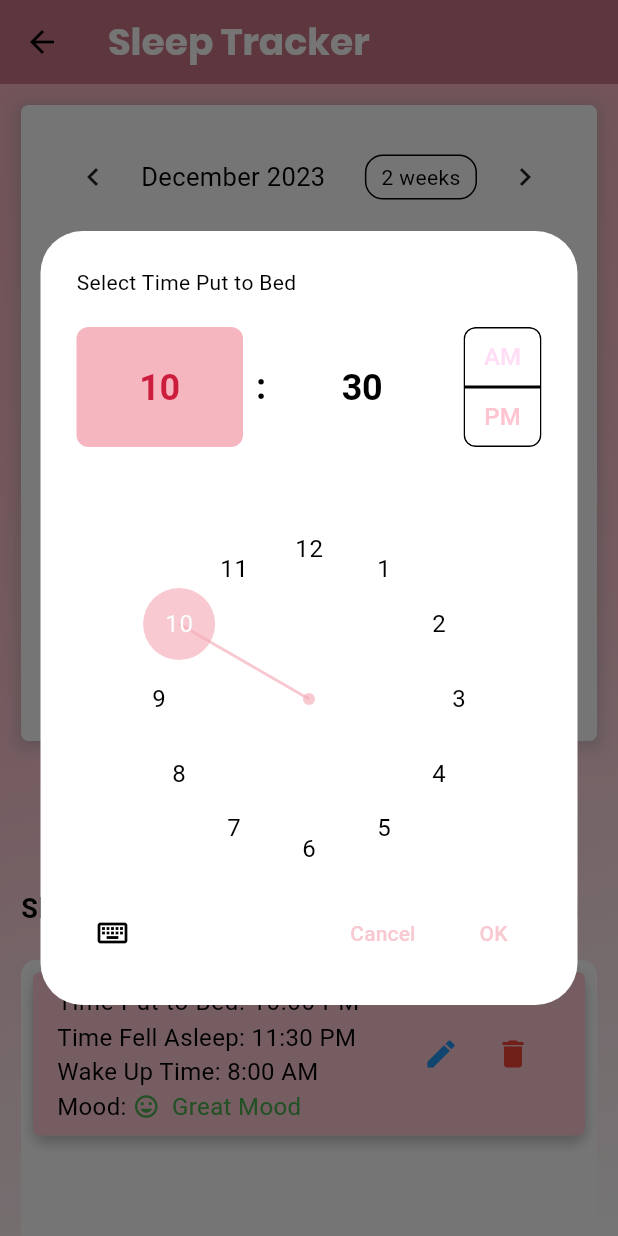
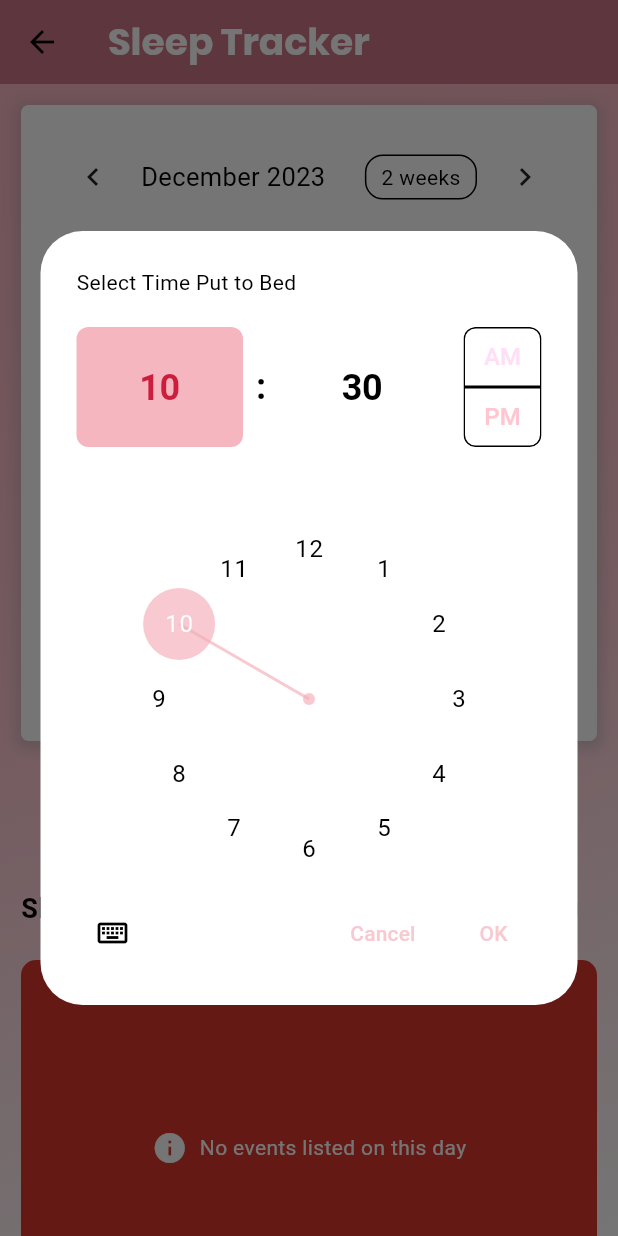
Before and after one commit to cob-byte/smart_baby_cradle, a Flutter app: the BabySleepTrackerWidget screen opened by its route, after a tap on "Add Sleep Information", on a phone screen of 412 x 824 dp. Run offline on Flutter 3.47's test engine with Material 3 defaults, Android fonts, the phone set to English and light mode, and no system bars; drawn by our look-alikes of table_calendar; our stand-ins replace assets_audio_player, firebase_auth, firebase_core, firebase_database, firebase_messaging, firebase_storage and 8 more; missing offline and left inert: flutter_facebook_auth, flutter_inappwebview; accounts and stored records are empty.

Commit message:
sleep tracker update

```diff
--- a/lib/screens/wake_up_times_screen.dart
+++ b/lib/screens/wake_up_times_screen.dart
@@ -1,8 +1,11 @@
+import 'package:firebase_auth/firebase_auth.dart';
+import 'package:firebase_database/firebase_database.dart';
 import 'package:flutter/material.dart';
 import 'package:table_calendar/table_calendar.dart';
 import 'package:intl/intl.dart';
 import 'dart:math';
 import 'package:provider/provider.dart';
+import '../services/status_service.dart';
 import '../theme_provider.dart';
 
 void main() {
@@ -19,33 +22,25 @@ class BabySleepTrackerWidget extends StatefulWidget {
 }
 
 class SleepInfo {
-  final int mood;
   final TimeOfDay timePutToBed;
   final TimeOfDay timeFellAsleep;
   final TimeOfDay wakeUpTime;
 
-  SleepInfo(this.mood, this.timePutToBed, this.timeFellAsleep, this.wakeUpTime);
+  SleepInfo(this.timePutToBed, this.timeFellAsleep, this.wakeUpTime);
 }
 
 class _BabySleepTrackerWidgetState extends State<BabySleepTrackerWidget> {
-  Map<DateTime, SleepInfo> sleepInfo = {
-    DateTime.now().subtract(Duration(days: 2)): SleepInfo(
-        1,
-        TimeOfDay(hour: 20, minute: 0),
-        TimeOfDay(hour: 22, minute: 0),
-        TimeOfDay(hour: 6, minute: 0)),
-    DateTime.now().subtract(Duration(days: 1)): SleepInfo(
-        2,
-        TimeOfDay(hour: 21, minute: 0),
-        TimeOfDay(hour: 23, minute: 0),
-        TimeOfDay(hour: 7, minute: 0)),
-    DateTime.now(): SleepInfo(3, TimeOfDay(hour: 22, minute: 0),
-        TimeOfDay(hour: 23, minute: 30), TimeOfDay(hour: 8, minute: 0)),
-  };
-
   DateTime _selectedDay = DateTime.now();
   bool _viewAllSleepInfo = false;
   CalendarFormat _calendarFormat = CalendarFormat.month;
+  late Future<List<SleepInfo>> _sleepInfoFuture;
+  Map<SleepInfo, Map<String, dynamic>> sleepInfoMap = {};
+
+  @override
+  void initState() {
+    super.initState();
+    _sleepInfoFuture = _getSleepInfoForSelectedDay();
+  }
 
   @override
   Widget build(BuildContext context) {
@@ -94,8 +89,16 @@ class _BabySleepTrackerWidgetState extends State<BabySleepTrackerWidget> {
                 padding: const EdgeInsets.all(14.0),
                 child: Column(
                   children: [
-                    if (!_viewAllSleepInfo)
-                      // Wrap your TableCalendar widget with a Container
+                    AnimatedSwitcher(
+                      duration: Duration(milliseconds: 500),
+                      transitionBuilder: (child, animation) => FadeTransition(
+                        opacity: animation,
+                        child: child,
+                      ),
+                      child: !_viewAllSleepInfo
+                          ? Column(
+                        key: ValueKey('calendar'),
+                        children: [
                           Container(
                             padding: EdgeInsets.all(16.0),
                             decoration: BoxDecoration(
@@ -122,12 +125,8 @@ class _BabySleepTrackerWidgetState extends State<BabySleepTrackerWidget> {
                               onDaySelected: (selectedDay, focusedDay) {
                                 setState(() {
                                   _selectedDay = selectedDay;
+                                  _sleepInfoFuture = _getSleepInfoForSelectedDay();
                                 });
-
-                            if (sleepInfo.containsKey(selectedDay)) {
-                              SleepInfo info = sleepInfo[selectedDay]!;
-                              _showDetailsDialog(selectedDay, info);
-                            }
                               },
                               onFormatChanged: (format) {
                                 setState(() {
@@ -154,7 +153,11 @@ class _BabySleepTrackerWidgetState extends State<BabySleepTrackerWidget> {
                               ),
                             ),
                           ),
-                    if (!_viewAllSleepInfo) SizedBox(height: 20),
+                          SizedBox(height: 20),
+                        ],
+                      )
+                          : SizedBox.shrink(),
+                    ),
                     ElevatedButton(
                       onPressed: () {
                         _showSleepInfoDialog();
@@ -198,15 +201,47 @@ class _BabySleepTrackerWidgetState extends State<BabySleepTrackerWidget> {
                       ],
                     ),
                     SizedBox(height: 10),
-                    Container(
+                    AnimatedContainer(
                       height: _getContainerHeight(),
+                      duration: Duration(seconds: 1),
+                      curve: Curves.easeInOut,
                       width: 400,
                       decoration: BoxDecoration(
                         color: const Color.fromARGB(255, 255, 255, 255),
                         borderRadius: BorderRadius.circular(10.0),
                       ),
-                      child: _getSleepInfoForSelectedDay().isEmpty
-                          ? Container(
+                      child: FutureBuilder<List<SleepInfo>>(
+                        future: _sleepInfoFuture,
+                        builder: (BuildContext context, AsyncSnapshot<List<SleepInfo>> snapshot) {
+                          if (snapshot.connectionState == ConnectionState.waiting) {
+                            return CircularProgressIndicator();
+                          } else if (snapshot.hasError) {
+                            return Container(
+                              padding: EdgeInsets.all(16.0),
+                              width: double.infinity,
+                              decoration: BoxDecoration(
+                                color: const Color.fromARGB(255, 218, 54, 43),
+                                borderRadius: BorderRadius.circular(10.0),
+                              ),
+                              child: Row(
+                                mainAxisAlignment: MainAxisAlignment.center,
+                                children: [
+                                  Icon(
+                                    Icons.info,
+                                    color: Colors.white,
+                                  ),
+                                  SizedBox(width: 8),
+                                  Text(
+                                    "Failed to fetch data",
+                                    style: TextStyle(
+                                      color: Colors.white,
+                                    ),
+                                  ),
+                                ],
+                              ),
+                            );
+                          } else if (snapshot.data == null || snapshot.data!.isEmpty) {
+                            return Container(
                               padding: EdgeInsets.all(16.0),
                               width: double.infinity,
                               decoration: BoxDecoration(
@@ -229,18 +264,18 @@ class _BabySleepTrackerWidgetState extends State<BabySleepTrackerWidget> {
                                   ),
                                 ],
                               ),
-                            )
-                          : ListView.builder(
+                            );
+                          } else {
+                            // Display the list of SleepInfo in a ListView
+                            return ListView.builder(
                               itemCount: _viewAllSleepInfo
-                                  ? _getSleepInfoForSelectedDay().length
-                                  : min(
-                                      3, _getSleepInfoForSelectedDay().length),
+                                  ? snapshot.data!.length
+                                  : min(3, snapshot.data!.length),
                               itemBuilder: (context, index) {
-                                List<DateTime> dates =
-                                    _getSleepInfoForSelectedDay();
-                                DateTime date = dates[index];
-                                SleepInfo info = sleepInfo[date]!;
-
+                                SleepInfo info = snapshot.data![index];
+                                Map<String, dynamic>? infoData = sleepInfoMap[info];
+                                String dateTime = infoData?['dateTime'];
+                                String uniqueID = infoData?['uniqueID'];
                                 return Card(
                                   elevation: 3,
                                   margin: EdgeInsets.symmetric(
@@ -287,31 +322,6 @@ class _BabySleepTrackerWidgetState extends State<BabySleepTrackerWidget> {
                                               color: Colors.black,
                                             ),
                                           ),
-                                          Row(
-                                            children: [
-                                              Text(
-                                                'Mood: ',
-                                                style: TextStyle(
-                                                  fontSize: 16,
-                                                  color: Colors.black,
-                                                ),
-                                              ),
-                                              Icon(
-                                                _getMoodIcon(info.mood),
-                                                color: _getMoodColor(info.mood),
-                                                size: 18,
-                                              ),
-                                              SizedBox(width: 8),
-                                              Text(
-                                                _getMoodLabel(info.mood),
-                                                style: TextStyle(
-                                                  fontSize: 16,
-                                                  color:
-                                                      _getMoodColor(info.mood),
-                                                ),
-                                              ),
-                                            ],
-                                          ),
                                         ],
                                       ),
                                       trailing: Row(
@@ -321,15 +331,14 @@ class _BabySleepTrackerWidgetState extends State<BabySleepTrackerWidget> {
                                             icon: Icon(Icons.edit,
                                                 color: Colors.blue),
                                             onPressed: () {
-                                              _showEditSleepInfoDialog(
-                                                  date, info);
+                                              _showEditSleepInfoDialog(dateTime, info, uniqueID);
                                             },
                                           ),
                                           IconButton(
                                             icon: Icon(Icons.delete,
                                                 color: Colors.red),
                                             onPressed: () {
-                                              _showDeleteSleepInfoDialog(date);
+                                              _showDeleteSleepInfoDialog(dateTime, uniqueID);
                                             },
                                           ),
                                         ],
@@ -338,7 +347,10 @@ class _BabySleepTrackerWidgetState extends State<BabySleepTrackerWidget> {
                                   ),
                                 );
                               },
-                            ),
+                            );
+                          }
+                        },
+                      )
                     ),
                   ],
                 ),
@@ -356,12 +368,96 @@ class _BabySleepTrackerWidgetState extends State<BabySleepTrackerWidget> {
     return fixedHeight;
   }
 
-  // Function to get the list of dates with sleep information for the selected day
-  List<DateTime> _getSleepInfoForSelectedDay() {
-    return [
-      for (var entry in sleepInfo.entries)
-        if (isSameDay(entry.key, _selectedDay)) entry.key
-    ];
+  Future<List<SleepInfo>> _getSleepInfoForSelectedDay() async {
+    String? deviceID = await auth.getDeviceID();
+
+    List<SleepInfo> sleepInfos = [];
+
+    if (deviceID != null) {
+      String formattedDate = "${_selectedDay.year}-${_selectedDay.month
+          .toString().padLeft(2, '0')}-${_selectedDay.day.toString().padLeft(
+          2, '0')}";
+
+      // Fetch sleep info data from Firebase for the selected date
+      DataSnapshot snapshot;
+      try {
+        snapshot = (await FirebaseDatabase.instance
+            .ref()
+            .child("devices")
+            .child(deviceID)
+            .child("tracker")
+            .child(formattedDate)
+            .once()).snapshot;
+      } catch (e) {
+        print("Failed to fetch data from Firebase: $e");
+        return sleepInfos;
+      }
+
+      if (snapshot.value != null) {
+        Map<dynamic, dynamic> sleepData = snapshot.value as Map<dynamic, dynamic>;
+        sleepData.forEach((key, value) {
+          try {
+            // Convert data from Firebase to SleepInfo object
+            SleepInfo info = SleepInfo(
+              _parseTimeOfDay(value['timePutToBed']),
+              _parseTimeOfDay(value['timeFellAsleep']),
+              _parseTimeOfDay(value['wakeUpTime']),
+            );
+
+            // Store the dateTime and uniqueID in a separate map
+            sleepInfoMap[info] = {
+              'dateTime': formattedDate,
+              'uniqueID': key,
+            };
+
+            sleepInfos.add(info);
+          } catch (e) {
+            print("Failed to parse sleep info data: $e");
+          }
+        });
+      }
+    }
+
+    return sleepInfos;
+  }
+
+  // Function to parse Firebase time string to TimeOfDay
+  TimeOfDay _parseTimeOfDay(String timeString) {
+    List<String> parts = timeString.split(':');
+    return TimeOfDay(hour: int.parse(parts[0]), minute: int.parse(parts[1]));
+  }
+
+  Future<void> saveSleepInfoToFirebase(DateTime date, SleepInfo info) async {
+    String? deviceID = await auth.getDeviceID();
+
+    if (deviceID != null) {
+      // Get Firebase database reference
+      DatabaseReference rootRef = FirebaseDatabase.instance.ref().child("devices").child(deviceID).child("tracker");
+
+      // Convert TimeOfDay to String
+      String timePutToBed = _formatTOD(info.timePutToBed);
+      String timeFellAsleep = _formatTOD(info.timeFellAsleep);
+      String wakeUpTime = _formatTOD(info.wakeUpTime);
+
+      // Generate a unique identifier for the sleep record
+      String uniqueID = DateTime.now().millisecondsSinceEpoch.toString(); // Using timestamp as ID
+
+      // Create a map containing sleep info data
+      Map<String, dynamic> sleepInfoData = {
+        "timePutToBed": timePutToBed,
+        "timeFellAsleep": timeFellAsleep,
+        "wakeUpTime": wakeUpTime,
+      };
+
+      String formattedDate = "${date.year}-${date.month.toString().padLeft(2,'0')}-${date.day.toString().padLeft(2,'0')}";
+
+      // Set the sleep info data in Firebase under the specified date and unique ID
+      rootRef.child(formattedDate).child(uniqueID).set(sleepInfoData);
+    }
+  }
+
+  String _formatTOD(TimeOfDay time) {
+    return "${time.hour}:${time.minute}";
   }
 
   void _showSleepInfoDialog() async {
@@ -386,21 +482,6 @@ class _BabySleepTrackerWidgetState extends State<BabySleepTrackerWidget> {
         );
 
         if (wakeUpTime != null) {
-          int? selectedMood = await showDialog<int>(
-            context: context,
-            builder: (BuildContext context) {
-              return AlertDialog(
-                title: Text('Select Mood'),
-                content: SizedBox(
-                  width: 300.0,
-                  height: 200.0,
-                  child: MoodSelectionButtons(),
-                ),
-              );
-            },
-          );
-
-          if (selectedMood != null) {
           DateTime selectedDateTime = DateTime(
             _selectedDay.year,
             _selectedDay.month,
@@ -410,12 +491,13 @@ class _BabySleepTrackerWidgetState extends State<BabySleepTrackerWidget> {
           );
 
           SleepInfo newInfo = SleepInfo(
-                selectedMood, timePutToBed, timeFellAsleep, wakeUpTime);
+              timePutToBed, timeFellAsleep, wakeUpTime);
+
+          saveSleepInfoToFirebase(selectedDateTime, newInfo);
 
           setState(() {
-              sleepInfo[selectedDateTime] = newInfo;
+            _sleepInfoFuture = _getSleepInfoForSelectedDay();
           });
-          }
         }
       }
     }
@@ -434,7 +516,6 @@ class _BabySleepTrackerWidgetState extends State<BabySleepTrackerWidget> {
               Text(
                   'Time Fell Asleep: ${_formatTimeOfDay(info.timeFellAsleep)}'),
               Text('Wake Up Time: ${_formatTimeOfDay(info.wakeUpTime)}'),
-              Text('Mood: ${_getMoodLabel(info.mood)}'),
             ],
           ),
           actions: [
@@ -450,7 +531,31 @@ class _BabySleepTrackerWidgetState extends State<BabySleepTrackerWidget> {
     );
   }
 
-  void _showEditSleepInfoDialog(DateTime dateTime, SleepInfo info) async {
+  Future<void> editSleepInfo(String date, SleepInfo info, String unique) async {
+    String? deviceID = await auth.getDeviceID();
+
+    if (deviceID != null) {
+      // Get Firebase database reference
+      DatabaseReference rootRef = FirebaseDatabase.instance.ref().child("devices").child(deviceID).child("tracker");
+
+      // Convert TimeOfDay to String
+      String timePutToBed = _formatTOD(info.timePutToBed);
+      String timeFellAsleep = _formatTOD(info.timeFellAsleep);
+      String wakeUpTime = _formatTOD(info.wakeUpTime);
+
+      // Create a map containing sleep info data
+      Map<String, dynamic> sleepInfoData = {
+        "timePutToBed": timePutToBed,
+        "timeFellAsleep": timeFellAsleep,
+        "wakeUpTime": wakeUpTime,
+      };
+
+      // Set the sleep info data in Firebase under the specified date and unique ID
+      rootRef.child(date).child(unique).set(sleepInfoData);
+    }
+  }
+
+  void _showEditSleepInfoDialog(String dateTime, SleepInfo info, String uniqueID) async {
     TimeOfDay? timePutToBed = await showTimePicker(
       context: context,
       initialTime: info.timePutToBed,
@@ -472,33 +577,32 @@ class _BabySleepTrackerWidgetState extends State<BabySleepTrackerWidget> {
         );
 
         if (wakeUpTime != null) {
-          int? selectedMood = await showDialog<int>(
-            context: context,
-            builder: (BuildContext context) {
-              return AlertDialog(
-                title: Text('Select Mood'),
-                content: SizedBox(
-                  width: 300.0,
-                  height: 200.0,
-                  child: MoodSelectionButtons(),
-                ),
-              );
-            },
-          );
-
-          if (selectedMood != null) {
+          SleepInfo updatedInfo = SleepInfo(
+            timePutToBed, timeFellAsleep, wakeUpTime);
+            editSleepInfo(dateTime ,updatedInfo, uniqueID);
             setState(() {
-              SleepInfo updatedInfo = SleepInfo(
-                  selectedMood, timePutToBed, timeFellAsleep, wakeUpTime);
-              sleepInfo[dateTime] = updatedInfo;
+              _sleepInfoFuture = _getSleepInfoForSelectedDay();
           });
         }
       }
     }
   }
+
+  Future<void> deleteSleepInfoFromFirebase(String date, String uniqueID) async {
+    String? deviceID = await auth.getDeviceID();
+
+    if (deviceID != null) {
+      // Get Firebase database reference
+      DatabaseReference rootRef = FirebaseDatabase.instance.ref().child("devices").child(deviceID).child("tracker");
+      rootRef.child(date).child(uniqueID).remove();
+
+      setState(() {
+        _sleepInfoFuture = _getSleepInfoForSelectedDay();
+      });
+    }
   }
 
-  void _showDeleteSleepInfoDialog(DateTime dateTime) {
+  void _showDeleteSleepInfoDialog(String dateTime, String uniqueID) {
     showDialog(
       context: context,
       builder: (BuildContext context) {
@@ -515,9 +619,7 @@ class _BabySleepTrackerWidgetState extends State<BabySleepTrackerWidget> {
             ),
             TextButton(
               onPressed: () {
-                setState(() {
-                  sleepInfo.remove(dateTime);
-                });
+                deleteSleepInfoFromFirebase(dateTime, uniqueID);
                 Navigator.of(context).pop();
               },
               child: Text('Delete'),
@@ -536,119 +638,4 @@ class _BabySleepTrackerWidgetState extends State<BabySleepTrackerWidget> {
 
     return DateFormat('h:mm a').format(dateTime);
   }
-
-  // Function to get the mood label
-  String _getMoodLabel(int mood) {
-    switch (mood) {
-      case 1:
-        return 'Bad Mood';
-      case 2:
-        return 'Average Mood';
-      case 3:
-        return 'Great Mood';
-      default:
-        return '';
 }
-  }
-
-  // Function to get the mood color
-  Color _getMoodColor(int mood) {
-    switch (mood) {
-      case 1:
-        return Colors.red; // Bad Mood
-      case 2:
-        return Colors.amber; // Average Mood
-      case 3:
-        return Colors.green; // Great Mood
-      default:
-        return Colors.black; // Default color
-    }
-  }
-
-// Function to get the mood icon
-  IconData _getMoodIcon(int mood) {
-    switch (mood) {
-      case 1:
-        return Icons.mood_bad; // Bad Mood
-      case 2:
-        return Icons.sentiment_neutral; // Average Mood
-      case 3:
-        return Icons.mood; // Great Mood
-      default:
-        return Icons.sentiment_very_satisfied; // Default icon
-    }
-  }
-}
-
-// Class for the mood selection buttons
-class MoodSelectionButtons extends StatelessWidget {
-  @override
-  Widget build(BuildContext context) {
-    return Column(
-      children: [
-        ElevatedButton(
-          style: ElevatedButton.styleFrom(
-            backgroundColor: Colors.red,
-            foregroundColor: Colors.white,
-          ),
-          onPressed: () {
-            Navigator.of(context).pop(1); // Bad Mood
-          },
-          child: SizedBox(
-            height: 50.0,
-            child: Row(
-              mainAxisAlignment: MainAxisAlignment.center,
-              children: [
-                Icon(Icons.mood_bad),
-                SizedBox(width: 8.0),
-                Text('Bad Mood'),
-              ],
-            ),
-          ),
-        ),
-        SizedBox(height: 8.0),
-        ElevatedButton(
-          style: ElevatedButton.styleFrom(
-            backgroundColor: Colors.amber,
-            foregroundColor: Colors.black,
-          ),
-          onPressed: () {
-            Navigator.of(context).pop(2); // Average Mood
-          },
-          child: SizedBox(
-            height: 50.0,
-            child: Row(
-              mainAxisAlignment: MainAxisAlignment.center,
-              children: [
-                Icon(Icons.sentiment_neutral),
-                SizedBox(width: 8.0),
-                Text('Average Mood'),
-              ],
-            ),
-          ),
-        ),
-        SizedBox(height: 8.0),
-        ElevatedButton(
-          style: ElevatedButton.styleFrom(
-            backgroundColor: Colors.green,
-            foregroundColor: Colors.white,
-          ),
-          onPressed: () {
-            Navigator.of(context).pop(3); // Great Mood
-          },
-          child: SizedBox(
-            height: 50.0,
-            child: Row(
-              mainAxisAlignment: MainAxisAlignment.center,
-              children: [
-                Icon(Icons.mood),
-                SizedBox(width: 8.0),
-                Text('Great Mood'),
-              ],
-            ),
-          ),
-        ),
-      ],
-    );
-  }
-}
```
Also changed, not shown: lib/screens/sleep_analysis_screen.dart (+3 -12 lines). Lines whose indentation alone changed are shown as unchanged.
